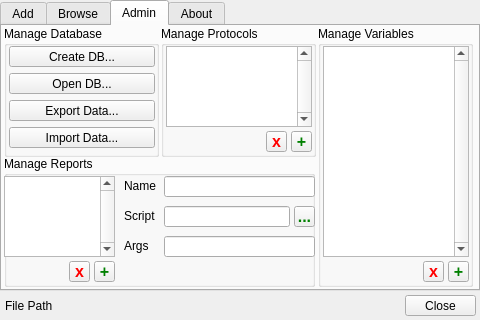
Old version of the form src/psylab/subject_manager/subject_manager_ui.ui in the repository cbrown1/psylab.
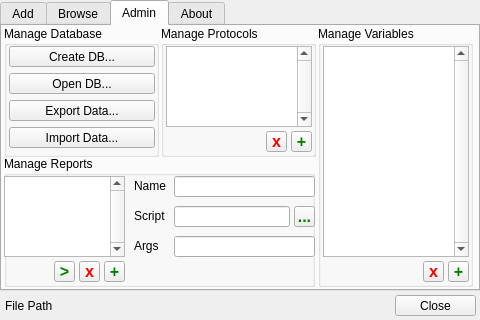
New version of the form. The open tabs and pages were chosen to show the change.

Commit message: subject manager: added tooltips to widgets

```diff
--- a/src/psylab/subject_manager/subject_manager_ui.ui
+++ b/src/psylab/subject_manager/subject_manager_ui.ui
@@ -1152,7 +1152,7 @@
      <widget class="QPushButton" name="admin_reports_remove_pushButton">
       <property name="geometry">
        <rect>
-        <x>65</x>
+        <x>75</x>
         <y>105</y>
         <width>21</width>
         <height>21</height>
@@ -1175,7 +1175,7 @@
      <widget class="QPushButton" name="admin_reports_add_pushButton">
       <property name="geometry">
        <rect>
-        <x>90</x>
+        <x>100</x>
         <y>105</y>
         <width>21</width>
         <height>21</height>
@@ -1200,7 +1200,7 @@
        <rect>
         <x>0</x>
         <y>20</y>
-        <width>111</width>
+        <width>121</width>
         <height>81</height>
        </rect>
       </property>
@@ -1215,9 +1215,9 @@
      <widget class="QLineEdit" name="admin_reports_name_lineEdit">
       <property name="geometry">
        <rect>
-        <x>160</x>
+        <x>170</x>
         <y>20</y>
-        <width>151</width>
+        <width>141</width>
         <height>21</height>
        </rect>
       </property>
@@ -1228,7 +1228,7 @@
      <widget class="QLabel" name="label_10">
       <property name="geometry">
        <rect>
-        <x>120</x>
+        <x>130</x>
         <y>22</y>
         <width>41</width>
         <height>16</height>
@@ -1241,7 +1241,7 @@
      <widget class="QLabel" name="label_11">
       <property name="geometry">
        <rect>
-        <x>120</x>
+        <x>130</x>
         <y>52</y>
         <width>41</width>
         <height>16</height>
@@ -1254,9 +1254,9 @@
      <widget class="QLineEdit" name="admin_reports_script_lineEdit">
       <property name="geometry">
        <rect>
-        <x>160</x>
+        <x>170</x>
         <y>50</y>
-        <width>126</width>
+        <width>116</width>
         <height>21</height>
        </rect>
       </property>
@@ -1290,7 +1290,7 @@
      <widget class="QLabel" name="label_13">
       <property name="geometry">
        <rect>
-        <x>120</x>
+        <x>130</x>
         <y>82</y>
         <width>41</width>
         <height>16</height>
@@ -1303,14 +1303,37 @@
      <widget class="QLineEdit" name="admin_reports_args_lineEdit">
       <property name="geometry">
        <rect>
-        <x>160</x>
+        <x>170</x>
         <y>80</y>
-        <width>151</width>
+        <width>141</width>
         <height>21</height>
        </rect>
       </property>
       <property name="toolTip">
-       <string>Queries can be in the form &quot;FName:John OR LName:Smith&quot;</string>
+       <string/>
+      </property>
+     </widget>
+     <widget class="QPushButton" name="admin_reports_run_pushButton">
+      <property name="geometry">
+       <rect>
+        <x>50</x>
+        <y>105</y>
+        <width>21</width>
+        <height>21</height>
+       </rect>
+      </property>
+      <property name="font">
+       <font>
+        <pointsize>12</pointsize>
+        <weight>75</weight>
+        <bold>true</bold>
+       </font>
+      </property>
+      <property name="styleSheet">
+       <string notr="true">QPushButton {color: green; padding: 0px;}</string>
+      </property>
+      <property name="text">
+       <string>&gt;</string>
       </property>
      </widget>
     </widget>
@@ -1343,9 +1366,9 @@
   <widget class="QPushButton" name="close_pushButton">
    <property name="geometry">
     <rect>
-     <x>405</x>
+     <x>395</x>
      <y>295</y>
-     <width>71</width>
+     <width>81</width>
      <height>21</height>
     </rect>
    </property>
```
Left out of the diff: 40 changed lines with no effect on the pictures. The commit also changes 3 other files.
